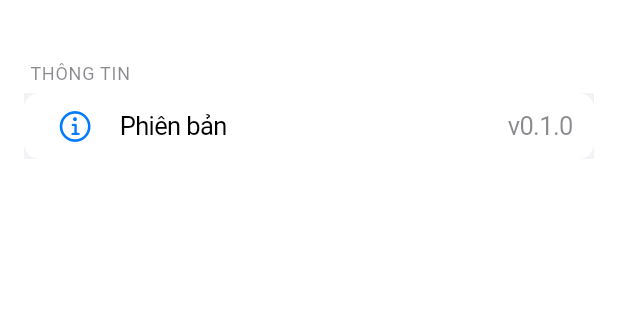
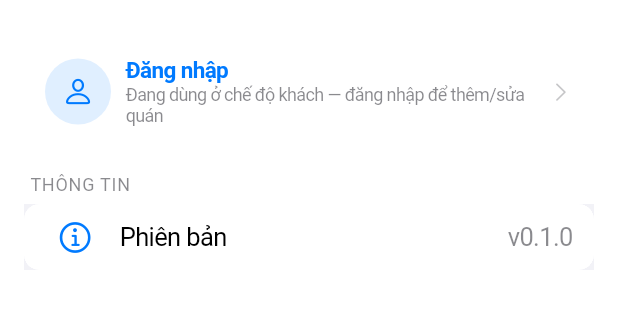
Before and after one commit to chocudan/chocudan, a Flutter app: the SettingsScreen screen opened directly, on a phone screen of 412 x 824 dp, the part 48-377 px from its top. Run offline on Flutter 3.47's test engine with Material 3 defaults, Android fonts, the phone set to English and light mode, and no system bars; our stand-ins replace drift, drift_flutter, flutter_riverpod, image_picker; accounts and stored records are empty; generated files the repository leaves out were written again.

```diff
--- a/lib/main.dart
+++ b/lib/main.dart
@@ -12,7 +12,7 @@ class Q9FinderApp extends StatelessWidget {
   @override
   Widget build(BuildContext context) {
     return const CupertinoApp(
-      title: 'Q9 Finder',
+      title: 'Chợ Cư Dân',
       debugShowCheckedModeBanner: false,
       theme: CupertinoThemeData(
         primaryColor: CupertinoColors.activeBlue,
--- a/lib/screens/otp_screen.dart
+++ b/lib/screens/otp_screen.dart
@@ -1,6 +1,6 @@
 import 'dart:async';
 import 'package:flutter/cupertino.dart';
-import 'home_screen.dart';
+import 'login_screen.dart';
 import 'reset_password_screen.dart';
 
 /// Màn xác thực OTP — dùng chung cho đăng ký và quên mật khẩu.
@@ -72,7 +72,11 @@ class _OtpScreenState extends State<OtpScreen> {
 
     if (widget.isRegister) {
       Navigator.of(context).pushAndRemoveUntil(
-        CupertinoPageRoute(builder: (_) => const HomeScreen()),
+        CupertinoPageRoute(
+          builder: (_) => const LoginScreen(
+            successMessage: 'Tạo tài khoản thành công! Đăng nhập để tiếp tục.',
+          ),
+        ),
         (route) => false,
       );
     } else {
--- a/lib/screens/settings_screen.dart
+++ b/lib/screens/settings_screen.dart
@@ -67,6 +67,66 @@ class SettingsScreen extends ConsumerWidget {
                     ),
                     _RoleBadge(role: user.role),
                   ],
+                ),
+              )
+            else
+              GestureDetector(
+                onTap: () {
+                  Navigator.of(context).push(
+                    CupertinoPageRoute(builder: (_) => const LoginScreen()),
+                  );
+                },
+                child: Container(
+                  padding: const EdgeInsets.all(14),
+                  decoration: BoxDecoration(
+                    color: CupertinoColors.white,
+                    borderRadius: BorderRadius.circular(12),
+                  ),
+                  child: Row(
+                    children: [
+                      Container(
+                        width: 44,
+                        height: 44,
+                        decoration: BoxDecoration(
+                          color: CupertinoColors.activeBlue.withOpacity(0.12),
+                          shape: BoxShape.circle,
+                        ),
+                        child: const Icon(
+                          CupertinoIcons.person,
+                          color: CupertinoColors.activeBlue,
+                          size: 22,
+                        ),
+                      ),
+                      const SizedBox(width: 10),
+                      const Expanded(
+                        child: Column(
+                          crossAxisAlignment: CrossAxisAlignment.start,
+                          children: [
+                            Text(
+                              'Đăng nhập',
+                              style: TextStyle(
+                                fontSize: 15,
+                                fontWeight: FontWeight.w600,
+                                color: CupertinoColors.activeBlue,
+                              ),
+                            ),
+                            Text(
+                              'Đang dùng ở chế độ khách — đăng nhập để thêm/sửa quán',
+                              style: TextStyle(
+                                fontSize: 12,
+                                color: CupertinoColors.secondaryLabel,
+                              ),
+                            ),
+                          ],
+                        ),
+                      ),
+                      const Icon(
+                        CupertinoIcons.chevron_right,
+                        size: 16,
+                        color: CupertinoColors.tertiaryLabel,
+                      ),
+                    ],
+                  ),
                 ),
               ),
             if (permissions.isAdmin) ...[
--- a/lib/widgets/cupertino_form_row.dart
+++ b/lib/widgets/cupertino_form_row.dart
@@ -63,6 +63,7 @@ class CupertinoLabeledField extends StatelessWidget {
   final TextEditingController controller;
   final bool obscureText;
   final TextInputType? keyboardType;
+  final void Function(String)? onChanged;
 
   const CupertinoLabeledField({
     super.key,
@@ -71,6 +72,7 @@ class CupertinoLabeledField extends StatelessWidget {
     required this.controller,
     this.obscureText = false,
     this.keyboardType,
+    this.onChanged,
   });
 
   @override
@@ -80,6 +82,7 @@ class CupertinoLabeledField extends StatelessWidget {
       placeholder: placeholder,
       obscureText: obscureText,
       keyboardType: keyboardType,
+      onChanged: onChanged,
       prefix: Padding(
         padding: const EdgeInsets.only(left: 12),
         child: Icon(icon, size: 20, color: CupertinoColors.secondaryLabel),
```
Also changed, not shown: lib/db/database.dart (+10 -1 lines), lib/screens/home_screen.dart (+2 -6 lines), lib/screens/login_screen.dart (+46 -2 lines), lib/services/image_storage_helper.dart (+14 -3 lines), pubspec.yaml (+16 -0 lines), assets/icon/app_icon.png (added), assets/icon/icon_source.svg (added), 3 other files.
